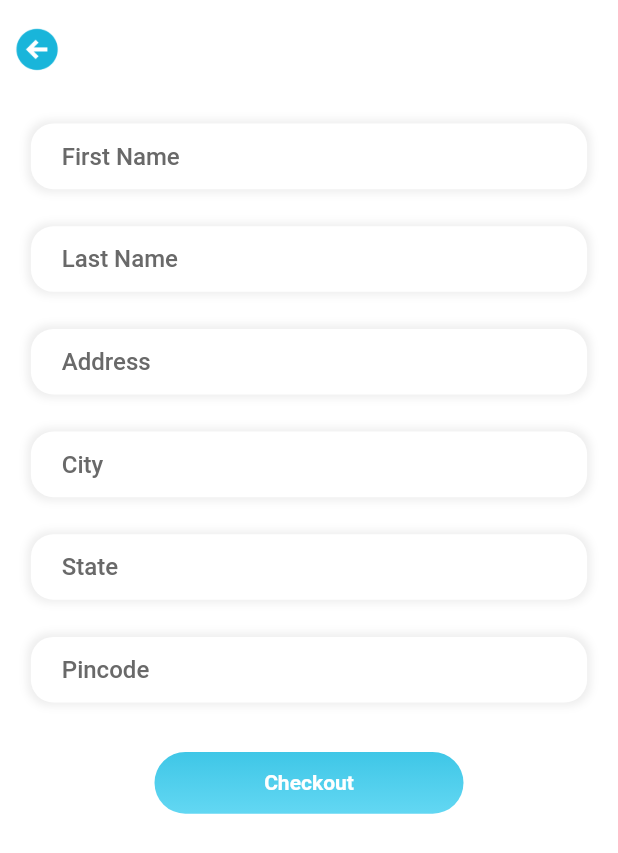
After one commit to ritishsaDS/apniStationary, a Flutter app: the CheckoutScreen screen opened directly, after a tap on "Checkout", on a phone screen of 412 x 824 dp. The commit adds this screen. Shown: the top 853 px of the screen. Run offline on Flutter 3.47's test engine with Material 2 defaults, Android fonts, the phone set to English and light mode, and no system bars; our stand-ins replace carousel_pro, carousel_slider, dio, flutter_holo_date_picker, flutter_image_compress, geocoding and 4 more; missing offline and left inert: flutter_google_places, google_api_headers, google_maps_webservice; accounts and stored records are empty; Roboto replaces fonts that are missing (Poppins).

Commit message:
checkout API

```diff
--- a/lib/UI/Activities/BookDetails.dart
+++ b/lib/UI/Activities/BookDetails.dart
@@ -598,11 +598,11 @@ class _BookDetailState extends State<BookDetail> {
 
     var res = await ApiCall.post(addToCartURL, body);
 
-    _showAlert(context,res["message"]);
+    showAlert(context,res["message"]);
   }
 }
 
-_showAlert(BuildContext context,String msg) {
+showAlert(BuildContext context,String msg) {
   return showDialog<void>(
     context: context,
     builder: (BuildContext context) {
--- a/lib/UI/Activities/Cart.dart
+++ b/lib/UI/Activities/Cart.dart
@@ -2,6 +2,7 @@ import 'dart:convert';
 
 import 'package:book_buy_and_sell/Constants/Colors.dart';
 import 'package:book_buy_and_sell/Constants/StringConstants.dart';
+import 'package:book_buy_and_sell/UI/Activities/CheckoutScreen.dart';
 import 'package:book_buy_and_sell/Utils/ApiCall.dart';
 import 'package:book_buy_and_sell/Utils/SizeConfig.dart';
 import 'package:book_buy_and_sell/Utils/constantString.dart';
@@ -76,7 +77,6 @@ class _CartState extends State<Cart> {
           ),
           Expanded(child: _getCartData()),
 
-
           /*  SizedBox(
                 height: SizeConfig.screenHeight * 0.15,
               ),
@@ -134,15 +134,13 @@ class _CartState extends State<Cart> {
     return FutureBuilder<CartListModel>(
         future: _callCartAPI(),
         builder: (context, AsyncSnapshot<CartListModel> snapshot) {
-
-          if (snapshot.connectionState != ConnectionState.done){
+          if (snapshot.connectionState != ConnectionState.done) {
             return Container(
               child: Center(
-                child: CircularProgressIndicator(
-                ),
+                child: CircularProgressIndicator(),
               ),
             );
-          }else{
+          } else {
             if (snapshot.hasData) {
               return Column(
                 children: [
@@ -169,8 +167,11 @@ class _CartState extends State<Cart> {
                         return Stack(
                           children: [
                             GestureDetector(
-                              onTap: (){
-                                removeCart(context,snapshot.data.date[index].orderId.toString() );
+                              onTap: () {
+                                removeCart(
+                                    context,
+                                    snapshot.data.date[index].orderId
+                                        .toString());
                               },
                               child: Container(
                                 decoration: BoxDecoration(
@@ -194,7 +195,8 @@ class _CartState extends State<Cart> {
                                 height: SizeConfig.screenHeight * 0.13,
                                 child: Container(
                                   margin: EdgeInsets.only(
-                                      right: SizeConfig.blockSizeHorizontal * 2),
+                                      right:
+                                          SizeConfig.blockSizeHorizontal * 2),
                                   child: RotatedBox(
                                     child: Text(
                                       "Remove",
@@ -224,7 +226,8 @@ class _CartState extends State<Cart> {
                                   Container(
                                     width: SizeConfig.screenWidth * 0.25,
                                     decoration: BoxDecoration(
-                                        borderRadius: BorderRadius.circular(25)),
+                                        borderRadius:
+                                            BorderRadius.circular(25)),
                                     child: ClipRRect(
                                       borderRadius: BorderRadius.circular(25),
                                       child: Image.network(
@@ -238,7 +241,8 @@ class _CartState extends State<Cart> {
                                     margin: EdgeInsets.only(
                                         left: SizeConfig.blockSizeHorizontal),
                                     child: Column(
-                                      mainAxisAlignment: MainAxisAlignment.center,
+                                      mainAxisAlignment:
+                                          MainAxisAlignment.center,
                                       crossAxisAlignment:
                                           CrossAxisAlignment.start,
                                       children: [
@@ -307,7 +311,8 @@ class _CartState extends State<Cart> {
                                                 "$rs ${snapshot.data.date[index].price}",
                                                 style: TextStyle(
                                                     color: Colors.white,
-                                                    fontWeight: FontWeight.w600),
+                                                    fontWeight:
+                                                        FontWeight.w600),
                                               ),
                                               shape: RoundedRectangleBorder(
                                                 borderRadius:
@@ -347,7 +352,12 @@ class _CartState extends State<Cart> {
                       borderRadius: BorderRadius.circular(25),
                     ),
                     child: MaterialButton(
-                      onPressed: () {},
+                      onPressed: () {
+                        Navigator.push(
+                            context,
+                            MaterialPageRoute(
+                                builder: (context) => CheckoutScreen()));
+                      },
                       child: Text(
                         "Buy All",
                         style: TextStyle(
@@ -366,8 +376,6 @@ class _CartState extends State<Cart> {
               return getNodDataWidget();
             }
           }
-
-
         });
   }
 
@@ -404,13 +412,11 @@ class _CartState extends State<Cart> {
       CommonSnackBar.snackBar(message: decode["message"]);
     }
 
-    setState(() {
-
-    });
+    setState(() {});
   }
 }
 
-Widget getNodDataWidget(){
+Widget getNodDataWidget() {
   return Container(
     child: Center(child: Text("No Data Found.")),
   );
--- /dev/null
+++ b/lib/UI/Activities/CheckoutScreen.dart
@@ -0,0 +1,230 @@
+import 'package:book_buy_and_sell/Constants/Colors.dart';
+import 'package:book_buy_and_sell/UI/Activities/BookDetails.dart';
+import 'package:book_buy_and_sell/Utils/ApiCall.dart';
+import 'package:book_buy_and_sell/Utils/SizeConfig.dart';
+import 'package:book_buy_and_sell/Utils/constantString.dart';
+import 'package:book_buy_and_sell/common/preference_manager.dart';
+import 'package:flutter/cupertino.dart';
+import 'package:flutter/material.dart';
+import 'package:flutter_holo_date_picker/date_picker.dart';
+import 'package:flutter_holo_date_picker/date_picker_theme.dart';
+import 'package:flutter_holo_date_picker/flutter_holo_date_picker.dart';
+import 'package:flutter_holo_date_picker/widget/date_picker_widget.dart';
+import 'package:intl/intl.dart';
+
+import 'MainScreen.dart';
+
+class CheckoutScreen extends StatefulWidget {
+  const CheckoutScreen({Key key}) : super(key: key);
+
+  @override
+  _CheckoutScreenState createState() => _CheckoutScreenState();
+}
+
+class _CheckoutScreenState extends State<CheckoutScreen> {
+  GlobalKey<FormState> signUpFormKey = GlobalKey<FormState>();
+
+  TextEditingController firstNameController = TextEditingController();
+  TextEditingController lastNameController = TextEditingController();
+  TextEditingController addressController = TextEditingController();
+  TextEditingController cityController = TextEditingController();
+  TextEditingController stateController = TextEditingController();
+  TextEditingController pinController = TextEditingController();
+
+  bool gstCheck = false;
+
+  FocusNode fullNameFn;
+  FocusNode emailFn;
+  FocusNode phnFn;
+  FocusNode dobFn;
+  FocusNode genderFn;
+  FocusNode clgNameFn;
+  FocusNode cityFn;
+  FocusNode gstFn;
+
+  @override
+  void initState() {
+    // TODO: implement initState
+    super.initState();
+  }
+
+  @override
+  void dispose() {
+    // TODO: implement dispose
+    fullNameFn.dispose();
+    emailFn.dispose();
+    phnFn.dispose();
+    dobFn.dispose();
+    genderFn.dispose();
+    clgNameFn.dispose();
+    cityFn.dispose();
+    gstFn.dispose();
+    super.dispose();
+  }
+
+  @override
+  Widget build(BuildContext context) {
+    SizeConfig().init(context);
+    return SafeArea(
+        child: Scaffold(
+      backgroundColor: Color(backgroundColor),
+      body: SingleChildScrollView(
+        child: Column(
+          mainAxisAlignment: MainAxisAlignment.start,
+          crossAxisAlignment: CrossAxisAlignment.start,
+          children: [
+            Container(
+              margin: EdgeInsets.symmetric(
+                  horizontal: SizeConfig.screenWidth * 0.02,
+                  vertical: SizeConfig.blockSizeVertical * 2),
+              child: Row(
+                children: [
+                  InkWell(
+                    onTap: () {
+                      Navigator.pop(context);
+                    },
+                    child: ImageIcon(
+                      AssetImage('assets/icons/back.png'),
+                      color: Color(colorBlue),
+                      size: SizeConfig.blockSizeVertical * 4,
+                    ),
+                  ),
+                ],
+              ),
+            ),
+            Form(
+              key: signUpFormKey,
+              child: Column(
+                mainAxisAlignment: MainAxisAlignment.start,
+                crossAxisAlignment: CrossAxisAlignment.start,
+                children: [
+                  _generalTextField("First Name", firstNameController),
+                  _generalTextField("Last Name", lastNameController),
+                  _generalTextField("Address", addressController),
+                  _generalTextField("City", cityController),
+                  _generalTextField("State", stateController),
+                  _generalTextField("Pincode", pinController),
+                  Center(
+                    child: Container(
+                      width: SizeConfig.screenWidth * 0.5,
+                      height: SizeConfig.blockSizeVertical * 5,
+                      margin: EdgeInsets.only(
+                          left: SizeConfig.screenWidth * 0.05,
+                          right: SizeConfig.screenWidth * 0.05,
+                          top: SizeConfig.blockSizeVertical * 3,
+                          bottom: SizeConfig.blockSizeVertical),
+                      decoration: BoxDecoration(
+                        gradient: LinearGradient(
+                          colors: [
+                            Color(gradientColor1),
+                            Color(gradientColor2).withOpacity(0.95),
+                          ],
+                          begin: Alignment(1.0, -3.0),
+                          end: Alignment.bottomRight,
+                        ),
+                        borderRadius: BorderRadius.circular(25),
+                      ),
+                      child: MaterialButton(
+                        onPressed: () {
+                          callCheckoutAPI();
+                        },
+                        child: Text(
+                          "Checkout",
+                          style: TextStyle(
+                              color: Colors.white, fontWeight: FontWeight.bold),
+                        ),
+                        shape: RoundedRectangleBorder(
+                            borderRadius: BorderRadius.circular(25)),
+                      ),
+                    ),
+                  ),
+                ],
+              ),
+            ),
+          ],
+        ),
+      ),
+    ));
+  }
+
+  Widget _generalTextField(String hint, TextEditingController controller) {
+    return Container(
+      width: SizeConfig.screenWidth,
+      margin: EdgeInsets.only(
+        left: SizeConfig.screenWidth * 0.05,
+        right: SizeConfig.screenWidth * 0.05,
+        top: SizeConfig.blockSizeVertical * 2,
+        bottom: SizeConfig.blockSizeVertical,
+      ),
+      decoration: BoxDecoration(
+          color: Colors.white,
+          borderRadius: BorderRadius.circular(15),
+          boxShadow: [
+            BoxShadow(
+                color: Colors.grey[200], spreadRadius: 2.0, blurRadius: 4.0),
+          ]),
+      child: TextFormField(
+        controller: controller,
+        keyboardType: TextInputType.text,
+        decoration: InputDecoration(
+          isDense: true,
+          contentPadding: EdgeInsets.symmetric(
+              vertical: SizeConfig.blockSizeVertical * 1.5,
+              horizontal: SizeConfig.blockSizeHorizontal * 5),
+          hintText: hint,
+          hintStyle: TextStyle(
+            color: Color(hintGrey),
+            fontWeight: FontWeight.w500,
+          ),
+          border: InputBorder.none,
+        ),
+      ),
+    );
+  }
+
+  callCheckoutAPI() async {
+    Map<String, dynamic> body = {
+      "user_id": "${PreferenceManager.getUserId()}",
+      "session_key": PreferenceManager.getSessionKey(),
+      "first_name": firstNameController.text,
+      "last_name": lastNameController.text,
+      "address": addressController.text,
+      "city": cityController.text,
+      "state": stateController.text,
+      "zip": pinController.text,
+    };
+
+    var res = await ApiCall.post(checkoutURL, body);
+
+    if (res["status"] == "200") {
+      showPopUp(context, res["message"]);
+    } else {
+      showAlert(context, res["message"]);
+    }
+  }
+
+  showPopUp(BuildContext context, String msg) {
+    return showDialog<void>(
+      context: context,
+      builder: (BuildContext context) {
+        return AlertDialog(
+          title: Text('Alert'),
+          content: Text(msg),
+          actions: <Widget>[
+            FlatButton(
+              child: Text('Ok'),
+              onPressed: () async {
+                Navigator.of(context).pop();
+
+                await Navigator.push(context,
+                    MaterialPageRoute(builder: (context) {
+                  return MainScreen();
+                }));
+              },
+            ),
+          ],
+        );
+      },
+    );
+  }
+}
--- a/lib/Utils/constantString.dart
+++ b/lib/Utils/constantString.dart
@@ -13,3 +13,4 @@ final String sellerOrderListURL = 'seller-order-list';
 final String transactionURL = 'transaction';
 final String bookEditURL = 'book-edit';
 final String bookDeleteURL = 'book-delete';
+final String checkoutURL = 'checkout';
```
Lines whose indentation alone changed are shown as unchanged.
